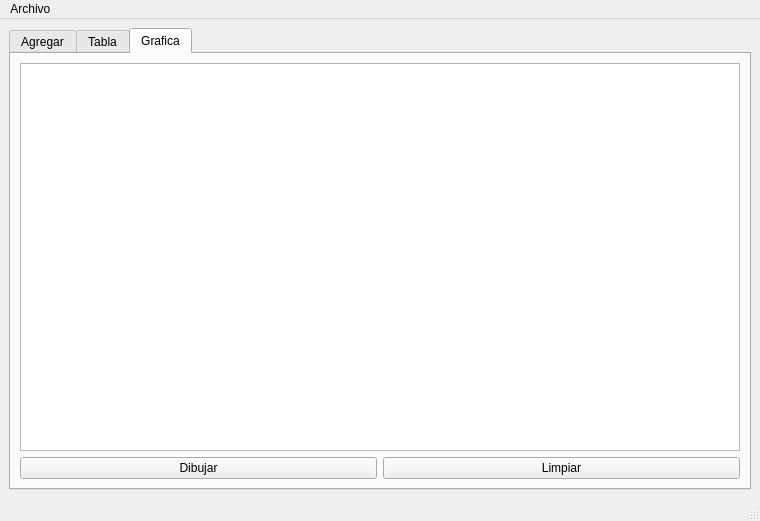
brandy2407/Actividad-11, file tarea.ui: the form before one commit.
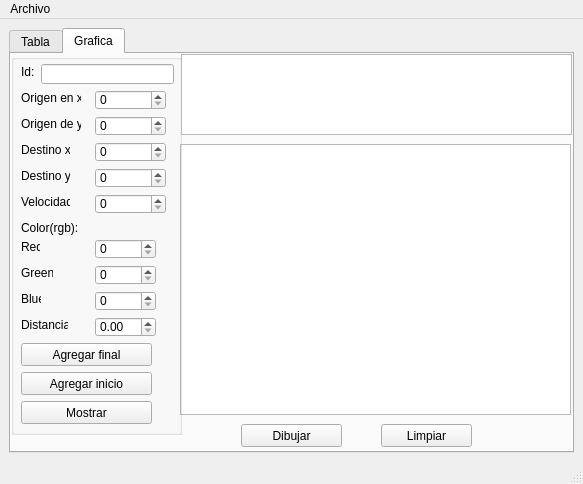
The form after the commit. The open tabs and pages were chosen to show the change.

```diff
--- a/tarea.ui
+++ b/tarea.ui
@@ -6,7 +6,7 @@
    <rect>
     <x>0</x>
     <y>0</y>
-    <width>760</width>
+    <width>583</width>
     <height>484</height>
    </rect>
   </property>
@@ -20,256 +20,424 @@
       <property name="currentIndex">
        <number>1</number>
       </property>
-      <widget class="QWidget" name="tab">
+      <widget class="QWidget" name="tab_2">
        <attribute name="title">
-        <string>Agregar</string>
+        <string>Tabla</string>
        </attribute>
-       <layout class="QGridLayout" name="gridLayout_2">
-        <item row="0" column="0">
+       <layout class="QGridLayout" name="gridLayout_4">
+        <item row="0" column="0" colspan="4">
+         <widget class="QTableWidget" name="tabla"/>
+        </item>
+        <item row="1" column="2">
+         <widget class="QPushButton" name="buscar_pushButton">
+          <property name="text">
+           <string>Buscar</string>
+          </property>
+         </widget>
+        </item>
+        <item row="1" column="0" colspan="2">
+         <widget class="QLineEdit" name="buscar_lineEdit">
+          <property name="placeholderText">
+           <string>Id</string>
+          </property>
+         </widget>
+        </item>
+        <item row="2" column="1">
+         <widget class="QPushButton" name="id">
+          <property name="text">
+           <string>Id</string>
+          </property>
+         </widget>
+        </item>
+        <item row="2" column="2">
+         <widget class="QPushButton" name="velocidad">
+          <property name="text">
+           <string>Velocidad</string>
+          </property>
+         </widget>
+        </item>
+        <item row="2" column="3">
+         <widget class="QPushButton" name="distancia">
+          <property name="text">
+           <string>Distancia</string>
+          </property>
+         </widget>
+        </item>
+        <item row="1" column="3">
+         <widget class="QPushButton" name="mostrar_tabla_pushButton_2">
+          <property name="text">
+           <string>Mostrar</string>
+          </property>
+         </widget>
+        </item>
+       </layout>
+      </widget>
+      <widget class="QWidget" name="bgh">
+       <attribute name="title">
+        <string>Grafica</string>
+       </attribute>
+       <widget class="QGraphicsView" name="graphicsView">
+        <property name="geometry">
+         <rect>
+          <x>169</x>
+          <y>90</y>
+          <width>391</width>
+          <height>271</height>
+         </rect>
+        </property>
+       </widget>
+       <widget class="QPushButton" name="dibujar">
+        <property name="geometry">
+         <rect>
+          <x>230</x>
+          <y>370</y>
+          <width>101</width>
+          <height>23</height>
+         </rect>
+        </property>
+        <property name="text">
+         <string>Dibujar</string>
+        </property>
+       </widget>
+       <widget class="QPushButton" name="limpiar">
+        <property name="geometry">
+         <rect>
+          <x>370</x>
+          <y>370</y>
+          <width>91</width>
+          <height>23</height>
+         </rect>
+        </property>
+        <property name="text">
+         <string>Limpiar</string>
+        </property>
+       </widget>
          <widget class="QGroupBox" name="groupBox">
+        <property name="geometry">
+         <rect>
+          <x>0</x>
+          <y>0</y>
+          <width>171</width>
+          <height>381</height>
+         </rect>
+        </property>
           <property name="title">
            <string/>
           </property>
-          <layout class="QGridLayout" name="gridLayout">
-           <item row="0" column="3">
-            <widget class="QLineEdit" name="id_lineEdit"/>
-           </item>
-           <item row="5" column="3">
+        <widget class="QLineEdit" name="id_lineEdit">
+         <property name="geometry">
+          <rect>
+           <x>30</x>
+           <y>10</y>
+           <width>133</width>
+           <height>20</height>
+          </rect>
+         </property>
+        </widget>
             <widget class="QSpinBox" name="origeny_spinBox">
+         <property name="geometry">
+          <rect>
+           <x>84</x>
+           <y>62</y>
+           <width>71</width>
+           <height>20</height>
+          </rect>
+         </property>
              <property name="maximum">
               <number>500</number>
              </property>
             </widget>
-           </item>
-           <item row="6" column="3">
             <widget class="QSpinBox" name="destinox_spinBox">
+         <property name="geometry">
+          <rect>
+           <x>84</x>
+           <y>88</y>
+           <width>71</width>
+           <height>20</height>
+          </rect>
+         </property>
              <property name="maximum">
               <number>500</number>
              </property>
             </widget>
-           </item>
-           <item row="2" column="3">
             <widget class="QSpinBox" name="origenx_spinBox">
+         <property name="geometry">
+          <rect>
+           <x>84</x>
+           <y>36</y>
+           <width>71</width>
+           <height>20</height>
+          </rect>
+         </property>
              <property name="maximum">
               <number>500</number>
              </property>
             </widget>
-           </item>
-           <item row="5" column="0" colspan="2">
-            <widget class="QLabel" name="label_3">
+        <widget class="QLabel" name="label_12">
+         <property name="geometry">
+          <rect>
+           <x>10</x>
+           <y>62</y>
+           <width>60</width>
+           <height>16</height>
+          </rect>
+         </property>
              <property name="text">
               <string>Origen de y:</string>
              </property>
             </widget>
-           </item>
-           <item row="9" column="0">
-            <widget class="QLabel" name="label_6">
+        <widget class="QLabel" name="label_13">
+         <property name="geometry">
+          <rect>
+           <x>10</x>
+           <y>166</y>
+           <width>56</width>
+           <height>16</height>
+          </rect>
+         </property>
              <property name="text">
               <string>Color(rgb): </string>
              </property>
             </widget>
-           </item>
-           <item row="11" column="3">
             <widget class="QSpinBox" name="green_spinBox">
+         <property name="geometry">
+          <rect>
+           <x>84</x>
+           <y>211</y>
+           <width>61</width>
+           <height>20</height>
+          </rect>
+         </property>
              <property name="maximum">
               <number>255</number>
              </property>
             </widget>
-           </item>
-           <item row="2" column="0" colspan="3">
-            <widget class="QLabel" name="label_2">
+        <widget class="QLabel" name="label_14">
+         <property name="geometry">
+          <rect>
+           <x>10</x>
+           <y>36</y>
+           <width>60</width>
+           <height>16</height>
+          </rect>
+         </property>
              <property name="text">
               <string>Origen en x:</string>
              </property>
             </widget>
-           </item>
-           <item row="7" column="0">
-            <widget class="QLabel" name="label_5">
+        <widget class="QLabel" name="label_15">
+         <property name="geometry">
+          <rect>
+           <x>10</x>
+           <y>114</y>
+           <width>49</width>
+           <height>16</height>
+          </rect>
+         </property>
              <property name="text">
               <string>Destino y:</string>
              </property>
             </widget>
-           </item>
-           <item row="16" column="0" colspan="4">
             <widget class="QPushButton" name="mostrar_pushButton">
+         <property name="geometry">
+          <rect>
+           <x>10</x>
+           <y>347</y>
+           <width>131</width>
+           <height>23</height>
+          </rect>
+         </property>
              <property name="text">
               <string>Mostrar</string>
              </property>
             </widget>
-           </item>
-           <item row="0" column="0">
-            <widget class="QLabel" name="label">
+        <widget class="QLabel" name="label_16">
+         <property name="geometry">
+          <rect>
+           <x>10</x>
+           <y>10</y>
+           <width>16</width>
+           <height>16</height>
+          </rect>
+         </property>
              <property name="text">
               <string>Id:</string>
              </property>
             </widget>
-           </item>
-           <item row="10" column="3">
             <widget class="QSpinBox" name="red_spinBox">
+         <property name="geometry">
+          <rect>
+           <x>84</x>
+           <y>185</y>
+           <width>61</width>
+           <height>20</height>
+          </rect>
+         </property>
              <property name="maximum">
               <number>255</number>
              </property>
             </widget>
-           </item>
-           <item row="7" column="3">
             <widget class="QSpinBox" name="destinoy_spinBox">
+         <property name="geometry">
+          <rect>
+           <x>84</x>
+           <y>114</y>
+           <width>71</width>
+           <height>20</height>
+          </rect>
+         </property>
              <property name="maximum">
               <number>500</number>
              </property>
             </widget>
-           </item>
-           <item row="8" column="3">
-            <widget class="QSpinBox" name="spinBox"/>
-           </item>
-           <item row="12" column="3">
+        <widget class="QSpinBox" name="spinBox">
+         <property name="geometry">
+          <rect>
+           <x>84</x>
+           <y>140</y>
+           <width>71</width>
+           <height>20</height>
+          </rect>
+         </property>
+        </widget>
             <widget class="QSpinBox" name="blue_spinBox">
+         <property name="geometry">
+          <rect>
+           <x>84</x>
+           <y>237</y>
+           <width>61</width>
+           <height>20</height>
+          </rect>
+         </property>
              <property name="maximum">
               <number>255</number>
              </property>
             </widget>
-           </item>
-           <item row="6" column="0">
-            <widget class="QLabel" name="label_4">
+        <widget class="QLabel" name="label_17">
+         <property name="geometry">
+          <rect>
+           <x>10</x>
+           <y>88</y>
+           <width>49</width>
+           <height>16</height>
+          </rect>
+         </property>
              <property name="text">
               <string>Destino x:</string>
              </property>
             </widget>
-           </item>
-           <item row="15" column="0" colspan="4">
             <widget class="QPushButton" name="agregarinicio_pushButton">
+         <property name="geometry">
+          <rect>
+           <x>10</x>
+           <y>318</y>
+           <width>131</width>
+           <height>23</height>
+          </rect>
+         </property>
              <property name="text">
               <string>Agregar inicio</string>
              </property>
             </widget>
-           </item>
-           <item row="8" column="0">
-            <widget class="QLabel" name="label_10">
+        <widget class="QLabel" name="label_18">
+         <property name="geometry">
+          <rect>
+           <x>10</x>
+           <y>140</y>
+           <width>49</width>
+           <height>16</height>
+          </rect>
+         </property>
              <property name="text">
               <string>Velocidad:</string>
              </property>
             </widget>
-           </item>
-           <item row="10" column="0">
-            <widget class="QLabel" name="label_7">
+        <widget class="QLabel" name="label_19">
+         <property name="geometry">
+          <rect>
+           <x>10</x>
+           <y>185</y>
+           <width>19</width>
+           <height>16</height>
+          </rect>
+         </property>
              <property name="text">
               <string>Red</string>
              </property>
             </widget>
-           </item>
-           <item row="14" column="0" colspan="4">
             <widget class="QPushButton" name="agregarfinal_pushButton">
+         <property name="geometry">
+          <rect>
+           <x>10</x>
+           <y>289</y>
+           <width>131</width>
+           <height>23</height>
+          </rect>
+         </property>
              <property name="text">
               <string>Agregar final</string>
              </property>
             </widget>
-           </item>
-           <item row="12" column="0">
-            <widget class="QLabel" name="label_9">
+        <widget class="QLabel" name="label_20">
+         <property name="geometry">
+          <rect>
+           <x>10</x>
+           <y>237</y>
+           <width>20</width>
+           <height>16</height>
+          </rect>
+         </property>
              <property name="text">
               <string>Blue</string>
              </property>
             </widget>
-           </item>
-           <item row="11" column="0">
-            <widget class="QLabel" name="label_8">
+        <widget class="QLabel" name="label_21">
+         <property name="geometry">
+          <rect>
+           <x>10</x>
+           <y>211</y>
+           <width>32</width>
+           <height>16</height>
+          </rect>
+         </property>
              <property name="text">
               <string>Green </string>
              </property>
             </widget>
-           </item>
-           <item row="13" column="0">
-            <widget class="QLabel" name="label_11">
+        <widget class="QLabel" name="label_22">
+         <property name="geometry">
+          <rect>
+           <x>10</x>
+           <y>263</y>
+           <width>47</width>
+           <height>16</height>
+          </rect>
+         </property>
              <property name="text">
               <string>Distancia:</string>
              </property>
             </widget>
-           </item>
-           <item row="13" column="3">
-            <widget class="QDoubleSpinBox" name="distancia_doubleSpinBox"/>
-           </item>
-          </layout>
-         </widget>
-        </item>
-        <item row="0" column="1">
-         <widget class="QPlainTextEdit" name="salida"/>
-        </item>
-       </layout>
-      </widget>
-      <widget class="QWidget" name="tab_2">
-       <attribute name="title">
-        <string>Tabla</string>
-       </attribute>
-       <layout class="QGridLayout" name="gridLayout_4">
-        <item row="0" column="0" colspan="4">
-         <widget class="QTableWidget" name="tabla"/>
-        </item>
-        <item row="1" column="3">
-         <widget class="QPushButton" name="mostrar_tabla_pushButton_2">
-          <property name="text">
-           <string>Mostrar</string>
-          </property>
-         </widget>
-        </item>
-        <item row="1" column="0" colspan="2">
-         <widget class="QLineEdit" name="buscar_lineEdit">
-          <property name="placeholderText">
-           <string>Id</string>
-          </property>
-         </widget>
-        </item>
-        <item row="1" column="2">
-         <widget class="QPushButton" name="buscar_pushButton">
-          <property name="text">
-           <string>Buscar</string>
-          </property>
-         </widget>
-        </item>
-        <item row="2" column="3">
-         <widget class="QPushButton" name="distancia">
-          <property name="text">
-           <string>Distancia</string>
-          </property>
-         </widget>
-        </item>
-        <item row="2" column="1">
-         <widget class="QPushButton" name="id">
-          <property name="text">
-           <string>Id</string>
-          </property>
-         </widget>
-        </item>
-        <item row="2" column="2">
-         <widget class="QPushButton" name="velocidad">
-          <property name="text">
-           <string>Velocidad</string>
-          </property>
-         </widget>
-        </item>
-       </layout>
-      </widget>
-      <widget class="QWidget" name="bgh">
-       <attribute name="title">
-        <string>Grafica</string>
-       </attribute>
-       <layout class="QGridLayout" name="gridLayout_5">
-        <item row="0" column="0" colspan="2">
-         <widget class="QGraphicsView" name="graphicsView"/>
-        </item>
-        <item row="1" column="0">
-         <widget class="QPushButton" name="dibujar">
-          <property name="text">
-           <string>Dibujar</string>
-          </property>
-         </widget>
-        </item>
-        <item row="1" column="1">
-         <widget class="QPushButton" name="limpiar">
-          <property name="text">
-           <string>Limpiar</string>
-          </property>
-         </widget>
-        </item>
-       </layout>
+        <widget class="QDoubleSpinBox" name="distancia_doubleSpinBox">
+         <property name="geometry">
+          <rect>
+           <x>84</x>
+           <y>263</y>
+           <width>61</width>
+           <height>20</height>
+          </rect>
+         </property>
+        </widget>
+       </widget>
+       <widget class="QPlainTextEdit" name="salida_2">
+        <property name="geometry">
+         <rect>
+          <x>170</x>
+          <y>0</y>
+          <width>391</width>
+          <height>81</height>
+         </rect>
+        </property>
+       </widget>
       </widget>
      </widget>
     </item>
@@ -280,7 +448,7 @@
     <rect>
      <x>0</x>
      <y>0</y>
-     <width>760</width>
+     <width>583</width>
      <height>21</height>
     </rect>
    </property>
```
Left out of the diff: 9 changed lines with no effect on the pictures. Lines whose indentation alone changed are shown as unchanged.
